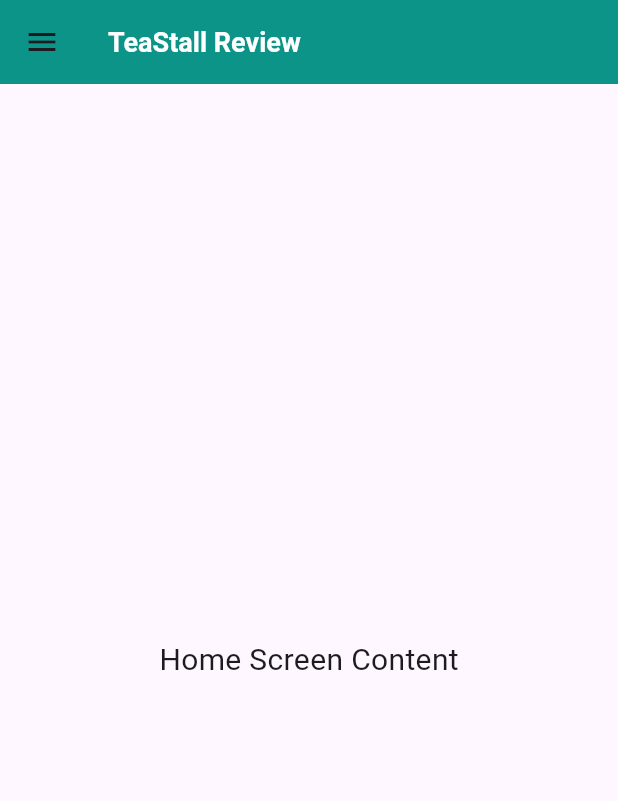
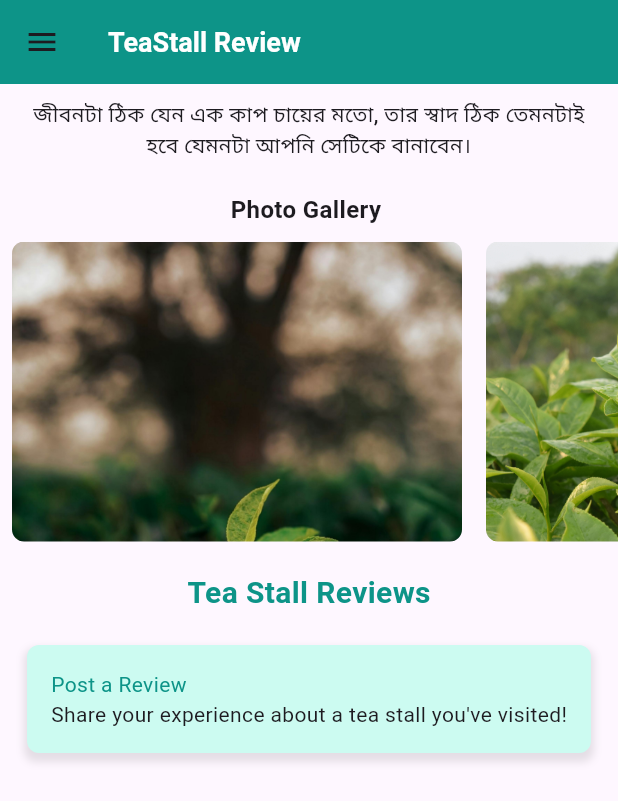
Before and after one commit to MontasirOpi/Tea-stall-review-app-with-flutter, a Flutter app: the screen it shows after launch, on a phone screen of 412 x 824 dp. Shown: the top 801 px of the screen. Run offline on Flutter 3.47's test engine with Material 3 defaults, Android fonts, the light colour scheme and no system bars.

Commit message:
photo Slid

```diff
--- a/lib/screens/home_screen.dart
+++ b/lib/screens/home_screen.dart
@@ -1,5 +1,8 @@
 import 'package:flutter/material.dart';
+import 'package:tea_stall/utils/app_colors.dart';
 import 'package:tea_stall/widgest/app_drawer.dart';
+import 'package:tea_stall/widgest/slid_Image_widget.dart';
+import 'package:tea_stall/utils/assetsPath.dart';
 
 class HomeScreen extends StatefulWidget {
   const HomeScreen({super.key});
@@ -9,6 +12,14 @@ class HomeScreen extends StatefulWidget {
 }
 
 class _HomeScreenState extends State<HomeScreen> {
+  final List<String> slidImage = [
+    AssetsPath.tea,
+    AssetsPath.tea2,
+    AssetsPath.tea3,
+    AssetsPath.tea4,
+    AssetsPath.tea5,
+  ];
+
   @override
   Widget build(BuildContext context) {
     return Scaffold(
@@ -22,12 +33,75 @@ class _HomeScreenState extends State<HomeScreen> {
             fontWeight: FontWeight.w600,
           ),
         ),
+        leading: Builder(
+          builder: (context) => IconButton(
+            icon: const Icon(Icons.menu),
+            onPressed: () {
+              Scaffold.of(context).openDrawer();
+            },
+          ),
+        ),
       ),
-      drawer:const  AppDrawer(),
-      body: const Center(
-        child: Text(
-          'Home Screen Content',
-          style: TextStyle(fontSize: 20),
+      drawer: const AppDrawer(),
+      body: SingleChildScrollView(
+        child: Column(
+          children: [
+            const SizedBox(height: 10),
+            const Padding(
+              padding: EdgeInsets.symmetric(horizontal: 16.0),
+              child: Text(
+                'জীবনটা ঠিক যেন এক কাপ চায়ের মতো, তার স্বাদ ঠিক তেমনটাই হবে যেমনটা আপনি সেটিকে বানাবেন।',
+                textAlign: TextAlign.center,
+                style: TextStyle(
+                  fontSize: 14,
+                  fontWeight: FontWeight.w500,
+                ),
+              ),
+            ),
+            const SizedBox(height: 20),
+            const Text(
+              'Photo Gallery ',
+              style: TextStyle(fontSize: 16, fontWeight: FontWeight.bold),
+            ),
+            const SizedBox(height: 10),
+            slidImageWidget(slidImage: slidImage),
+            const SizedBox(height: 20),
+            const Text(
+              'Tea Stall Reviews',
+              style: TextStyle(
+                  fontSize: 20,
+                  fontWeight: FontWeight.bold,
+                  color: AppColors.themeColor),
+            ),
+            const SizedBox(height: 20),
+            Container(
+              decoration: BoxDecoration(
+                color: const Color.fromRGBO(204, 251, 241, 1.0),
+                borderRadius: BorderRadius.circular(8),
+                boxShadow: [
+                  BoxShadow(
+                    color: Colors.black.withOpacity(0.1),
+                    spreadRadius: 2,
+                    blurRadius: 4,
+                    offset: const Offset(0, 4),
+                  ),
+                ],
+              ),
+              child: const Padding(
+                padding: EdgeInsets.all(16.0),
+                child: Column(
+                  crossAxisAlignment: CrossAxisAlignment.start,
+                  children: [
+                    Text(
+                      'Post a Review',
+                      style: TextStyle(fontSize: 14, color: AppColors.themeColor),
+                    ),
+                    Text('Share your experience about a tea stall you\'ve visited!'),
+                  ],
+                ),
+              ),
+            ),
+          ],
         ),
       ),
     );
--- a/lib/screens/post_review_screen.dart
+++ b/lib/screens/post_review_screen.dart
@@ -0,0 +1,31 @@
+import 'package:flutter/material.dart';
+
+
+class PostReviewScreen extends StatefulWidget {
+  const PostReviewScreen({super.key});
+
+  @override
+  State<PostReviewScreen> createState() => _PostReviewScreenState();
+}
+
+class _PostReviewScreenState extends State<PostReviewScreen> {
+  @override
+  Widget build(BuildContext context) {
+    return  Scaffold(
+      appBar: AppBar(
+        backgroundColor: const Color.fromRGBO(13, 148, 136, 1.0),
+        title: const Text(
+          'TeaStall Review',
+          style: TextStyle(
+            fontSize: 18,
+            color: Colors.white,
+            fontWeight: FontWeight.w600,
+          ),
+        ),
+      ),
+
+
+      body: Text('Review'),
+    );
+  }
+}
--- /dev/null
+++ b/lib/utils/app_colors.dart
@@ -0,0 +1,5 @@
+import 'package:flutter/material.dart';
+
+class AppColors {
+  static const Color themeColor =  Color.fromRGBO(13, 148, 136, 1.0);
+}
--- /dev/null
+++ b/lib/utils/assetsPath.dart
@@ -0,0 +1,10 @@
+class AssetsPath {
+  static const String _imagePath = 'assets/images';
+
+  // Define each image path as a constant
+  static const String tea = '$_imagePath/tea.jpg';
+  static const String tea2 = '$_imagePath/tea2.jpg';
+  static const String tea3 = '$_imagePath/tea3.jpg';
+  static const String tea4 = '$_imagePath/tea4.jpeg';
+  static const String tea5 = '$_imagePath/tea5.jpeg';
+}
--- a/lib/widgest/app_drawer.dart
+++ b/lib/widgest/app_drawer.dart
@@ -1,4 +1,5 @@
 import 'package:flutter/material.dart';
+
 
 class AppDrawer extends StatelessWidget {
   const AppDrawer({
@@ -20,7 +21,8 @@ class AppDrawer extends StatelessWidget {
               children: [
                 CircleAvatar(
                   radius: 30,
-                  backgroundImage: AssetImage('assets/profile.jpg'), // Update with your profile image asset
+                  backgroundImage: AssetImage(
+                      'assets/profile.jpg'), // Update with your profile image asset
                 ),
                 SizedBox(height: 10),
                 Text(
@@ -44,16 +46,23 @@ class AppDrawer extends StatelessWidget {
             leading: const Icon(Icons.home),
             title: const Text('Home'),
             onTap: () {
-              Navigator.pop(context);
-              // Add navigation or action here
+              // Navigator.pop(context);
+              // Navigator.push(context,
+              //     MaterialPageRoute(builder: (context) => const HomeScreen()));
+              // // Add navigation or action here
             },
           ),
           ListTile(
             leading: const Icon(Icons.star),
             title: const Text('Post Review'),
             onTap: () {
-              Navigator.pop(context);
-              // Add navigation or action here
+              // Navigator.pop(context);
+              // Navigator.push(
+              //   context,
+              //   MaterialPageRoute(
+              //     builder: (context) => const PostReviewScreen(),
+              //   ),
+              // );
             },
           ),
           ListTile(
--- /dev/null
+++ b/lib/widgest/slid_Image_widget.dart
@@ -0,0 +1,34 @@
+import 'package:flutter/material.dart';
+
+class slidImageWidget extends StatelessWidget {
+  const slidImageWidget({
+    super.key,
+    required this.slidImage,
+  });
+
+  final List<String> slidImage;
+
+  @override
+  Widget build(BuildContext context) {
+    return SizedBox(
+      height: 200, // Set the height of the image slider
+      child: ListView.builder(
+        scrollDirection: Axis.horizontal,
+        itemCount: slidImage.length,
+        itemBuilder: (context, index) {
+          return Padding(
+            padding: const EdgeInsets.symmetric(horizontal: 8.0),
+            child: ClipRRect(
+              borderRadius: BorderRadius.circular(8),
+              child: Image.asset(
+                slidImage[index],
+                fit: BoxFit.cover,
+                width: 300, // Set the width of each image
+              ),
+            ),
+          );
+        },
+      ),
+    );
+  }
+}
```
Also changed, not shown: pubspec.yaml (+9 -8 lines), assets/images/tea.jpg (added), assets/images/tea2.jpg (added), assets/images/tea3.jpg (added), assets/images/tea4.jpeg (added), assets/images/tea5.jpeg (added), 1 other file.
